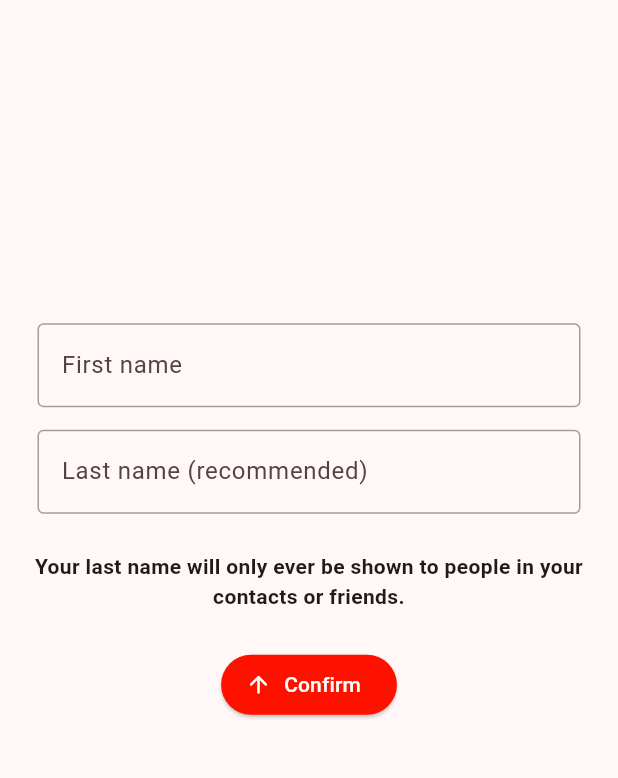
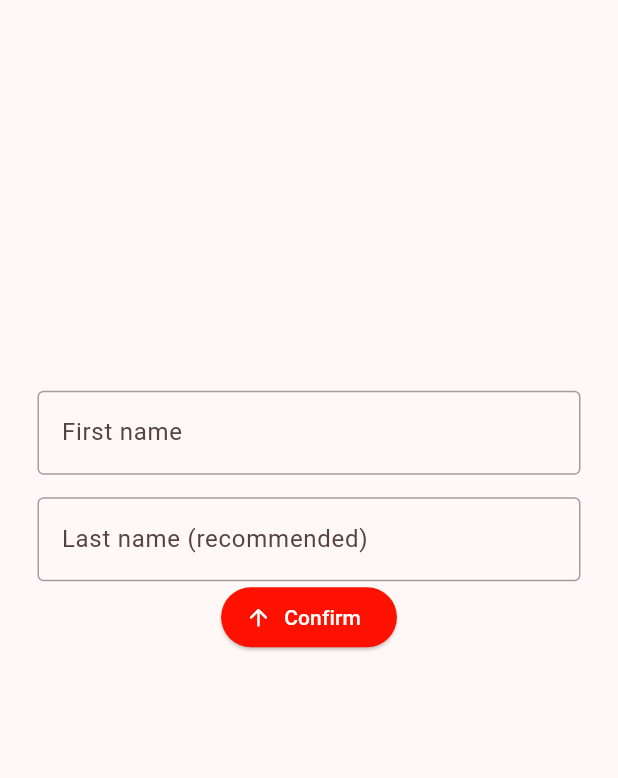
Before and after one commit to posturorg/postur, a Flutter app: the screen it shows once a user with an empty profile is signed in, on a phone screen of 412 x 824 dp, the part 63-841 px from its top. Run offline on Flutter 3.47's test engine with Material 2 defaults, Android fonts, the phone set to English and light mode, and no system bars; our stand-ins replace cloud_firestore, firebase_auth, firebase_core, firebase_storage, flutter_contacts, google_maps_flutter and 2 more; missing offline and left inert: mobile_scanner; accounts and stored records are empty.

Commit message:
Update names_entry_page.dart

```diff
--- a/lib/pages/names_entry_page.dart
+++ b/lib/pages/names_entry_page.dart
@@ -106,16 +106,6 @@ class _NamesEntryPageState extends State<NamesEntryPage> {
                     obscureText: false,
                     maxCharacters: 30,
                   ),
-                  const Padding(
-                    padding: EdgeInsets.symmetric(vertical: 25, horizontal: 20),
-                    child: Text(
-                      'Your last name will only ever be shown to people in your contacts or friends.',
-                      textAlign: TextAlign.center,
-                      style: TextStyle(
-                        fontWeight: FontWeight.bold,
-                      ),
-                    ),
-                  ),
                   ElevatedButton.icon(
                     onPressed: () {
                       if (firstNameController.text.trim() != '') {
```
